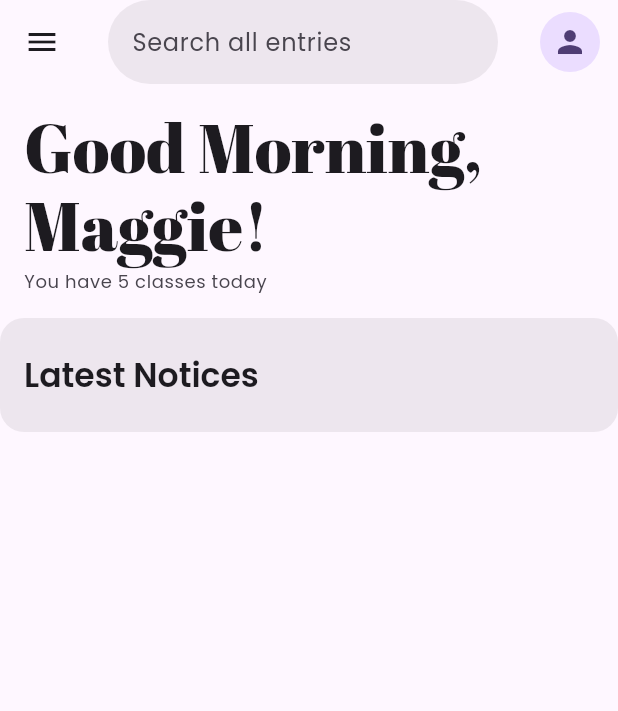
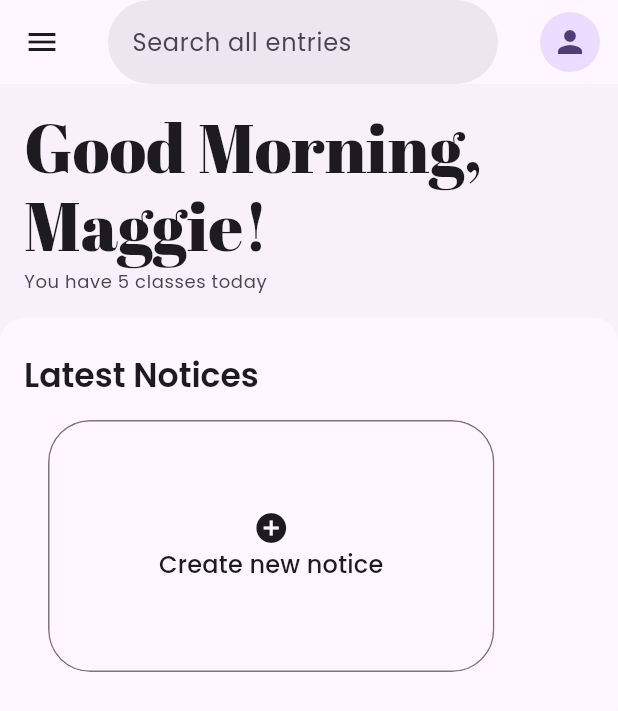
Before and after one commit to ErnGusMik/eclass, a Flutter app: the screen it shows after launch, on a phone screen of 412 x 824 dp. Shown: the top 711 px of the screen. Run offline on Flutter 3.47's test engine with Material 3 defaults, Android fonts, the phone set to English and light mode, and no system bars; our stand-ins replace google_fonts.

Commit message:
Started latest notices section

```diff
--- a/eclass_flutter/lib/main.dart
+++ b/eclass_flutter/lib/main.dart
@@ -34,7 +34,7 @@ class MyApp extends StatelessWidget {
         // tested with just a hot reload.
 
         colorScheme: colours,
-        scaffoldBackgroundColor: colours.surfaceBright,
+        scaffoldBackgroundColor: colours.surfaceContainerLow,
         useMaterial3: true,
         //
         textTheme: TextTheme(
--- a/eclass_flutter/lib/teacher_panel/dash/ui.dart
+++ b/eclass_flutter/lib/teacher_panel/dash/ui.dart
@@ -13,7 +13,7 @@ class TeacherDash extends StatelessWidget {
           Container(
             width: double.infinity,
             decoration: BoxDecoration(
-              color: Theme.of(context).colorScheme.surfaceContainerHigh,
+              color: Theme.of(context).colorScheme.surfaceBright,
               borderRadius: BorderRadius.circular(16.0),
             ),
             child: Padding(
@@ -25,6 +25,43 @@ class TeacherDash extends StatelessWidget {
                     'Latest Notices',
                     style: Theme.of(context).textTheme.titleLarge?.copyWith(
                       color: Theme.of(context).colorScheme.onSurface,
+                    ),
+                  ),
+                  SizedBox(
+                    height: 200.0,
+                    child: CarouselView(
+                      backgroundColor: Theme.of(context).colorScheme.tertiaryContainer,
+                      shape: RoundedRectangleBorder(
+                        borderRadius: BorderRadius.circular(28.0),
+                      ),
+                      padding: EdgeInsets.all(16.0),
+                      itemSnapping: true,
+                      scrollDirection: Axis.horizontal,
+                      itemExtent: MediaQuery.of(context).size.width * 0.8,
+                      children: [
+                        Container(
+                          decoration: BoxDecoration(
+                            color: Theme.of(context).colorScheme.surfaceBright,
+                            border: Border.all(
+                              color: Theme.of(context).colorScheme.outline,
+                            ),
+                            borderRadius: BorderRadius.circular(28.0),
+                          ),
+                          child: Column(
+                            crossAxisAlignment: CrossAxisAlignment.center,
+                            mainAxisAlignment: MainAxisAlignment.center,
+                            children: [
+                              Icon(Icons.add_circle, color: Theme.of(context).colorScheme.onSurface,),
+                              Text(
+                                'Create new notice',
+                                style: Theme.of(context).textTheme.titleMedium?.copyWith(
+                                  color: Theme.of(context).colorScheme.onSurface,
+                                ),
+                              )
+                            ],
+                          ),
+                        )
+                      ],
                     ),
                   )
                 ],
```
